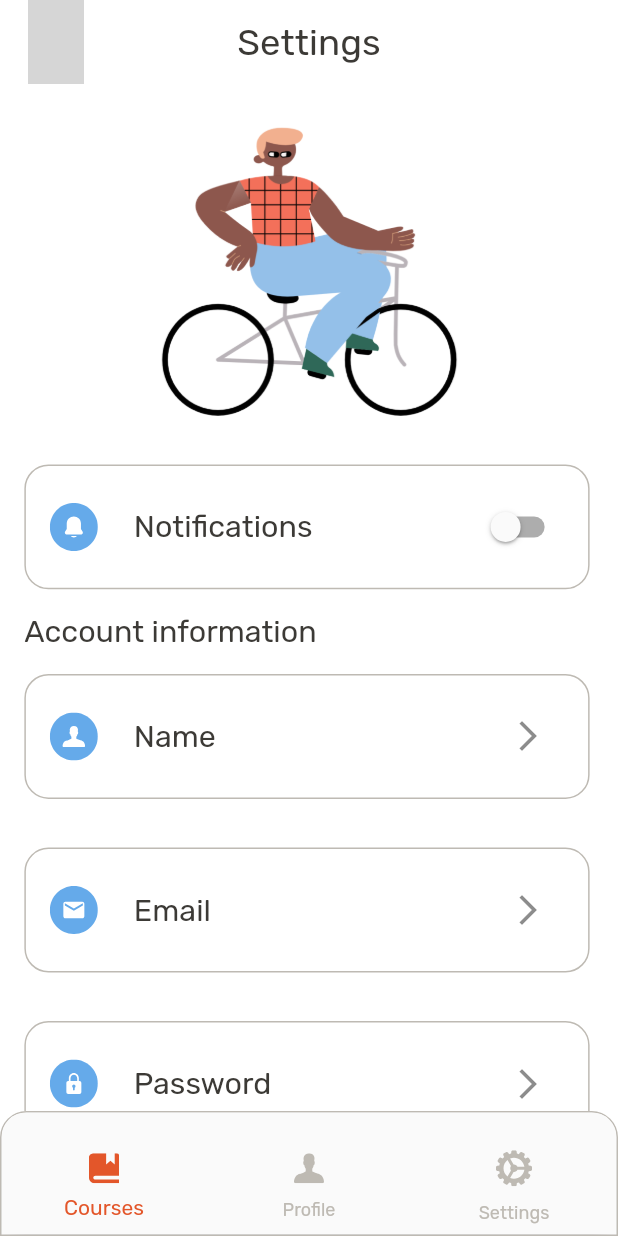
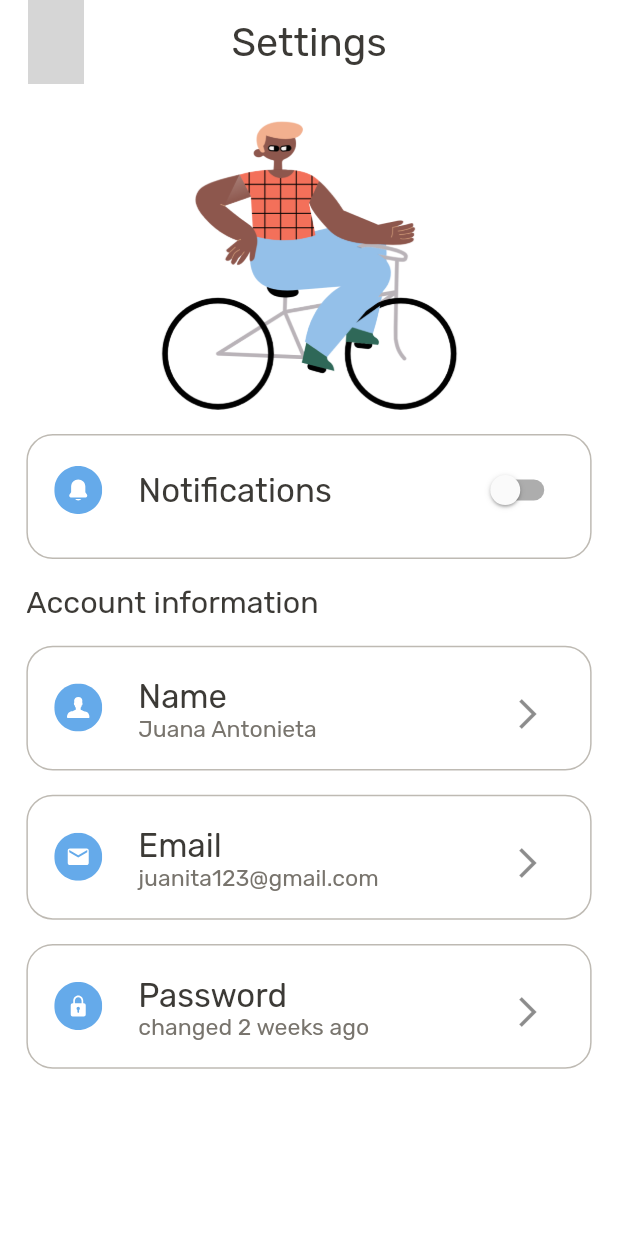
Before and after one commit to BahromjonPolat/Course-EdTech, a Flutter app: the SettingsPage screen opened directly, on a phone screen of 412 x 824 dp. Run offline on Flutter 3.47's test engine with Material 2 defaults, Android fonts, the phone set to English and light mode, and no system bars; our stand-ins replace cloud_firestore, firebase_auth, firebase_core, flutter_svg, fluttertoast, google_fonts and 1 more; accounts and stored records are empty; grey boxes are pictures that could not be loaded.

Commit message:
Sahifalar ulandi

```diff
--- a/lib/screens/home/profile/profile_page.dart
+++ b/lib/screens/home/profile/profile_page.dart
@@ -51,12 +51,11 @@ class ProfilePage extends StatelessWidget {
           )
         ],
       ),
-      bottomNavigationBar: const BottomNavBar(),
     );
   }
 
   // Bu Keyingi pagega o'tadigan button uchun Metod
-   buttonMethod(String word,context,{NextPage}) {
+   buttonMethod(String title,context,{NextPage}) {
     return InkWell(
       child: Container(
         margin: EdgeInsets.all(getUniqueHeight(16)),
@@ -67,7 +66,7 @@ class ProfilePage extends StatelessWidget {
             borderRadius: BorderRadius.circular(16),
             border: Border.all(color: ConstColor.kGreyBE)),
         child: Text(
-          word,
+          title,
           style: GoogleFonts.rubik(
               fontSize: getUniqueHeight(24),
               fontWeight: FontWeight.w500,
--- a/lib/screens/home/settings/settings_page.dart
+++ b/lib/screens/home/settings/settings_page.dart
@@ -9,6 +9,7 @@ class SettingsPage extends StatefulWidget {
 class _SettingsPageState extends State<SettingsPage> {
   String userEmail = "";
   bool switchvalue = false;
+
   @override
   Widget build(BuildContext context) {
     SizeConfig().init(context);
@@ -21,7 +22,7 @@ class _SettingsPageState extends State<SettingsPage> {
         title: Text(
           "Settings",
           style: GoogleFonts.rubik(
-              fontSize: getUniqueHeight(24),
+              fontSize: getUniqueWidth(24.0),
               fontWeight: FontWeight.w500,
               color: ConstColor.dark),
         ),
@@ -36,21 +37,26 @@ class _SettingsPageState extends State<SettingsPage> {
         child: Column(
           crossAxisAlignment: CrossAxisAlignment.start,
           children: [
-            Container(
-              height: getUniqueHeight(190),
-              width: getUniqueWidth(343),
-              margin: EdgeInsets.fromLTRB(
-                getUniqueWidth(16),
-                getUniqueHeight(28),
-                getUniqueWidth(16),
-                getUniqueHeight(16),
+            Padding(
+              padding: EdgeInsets.only(
+                left: getUniqueWidth(16.0),
+                bottom: getUniqueHeight(8.0),
+                top: getUniqueHeight(24.0),
+                right: getUniqueWidth(16.0),
               ),
-              child: Image.asset(ImagePath.setting),
+              child: Image.asset(
+                ImagePath.setting,
+                height: getUniqueHeight(190.0),
+                width: getUniqueWidth(343.0),
+              ),
             ),
             buttonMethod(
                 "Notifications", IconPath.circleNotification, true, ""),
             Padding(
-              padding: EdgeInsets.only(left: getUniqueHeight(16)),
+              padding: EdgeInsets.symmetric(
+                horizontal: getUniqueWidth(16.0),
+                vertical: getUniqueWidth(8.0),
+              ),
               child: Text(
                 "Account information",
                 style: GoogleFonts.rubik(
@@ -59,62 +65,73 @@ class _SettingsPageState extends State<SettingsPage> {
                     color: ConstColor.dark),
               ),
             ),
-            buttonMethod("Name", IconPath.circleAccount, false,
-                userEmail), // UserEmailni o'rniga  firebasedagi nameni ulash kerak
-            buttonMethod("Email", IconPath.circleMail, false,
-                userEmail), // UserEmailni o'rniga  firebasedagi emailni ulash kerak
+            buttonMethod(
+                "Name", IconPath.circleAccount, false, "Juana Antonieta"),
+            // UserEmailni o'rniga  firebasedagi nameni ulash kerak
+            buttonMethod(
+                "Email", IconPath.circleMail, false, "juanita123@gmail.com"),
+            // UserEmailni o'rniga  firebasedagi emailni ulash kerak
             buttonMethod("Password", IconPath.circlePassword, false,
-                userEmail), // UserEmailni o'rniga  firebasedagi password o'zgargan vaqtni ulash kerak
+                "changed 2 weeks ago"),
+            // UserEmailni o'rniga  firebasedagi password o'zgargan vaqtni ulash kerak
           ],
         ),
       ),
-      bottomNavigationBar: const BottomNavBar(),
     );
   }
 
 // Bu listtile buttonlari uchun Metod
-  buttonMethod(String text, var icon, bool switchmi, String subt,
-      [var NextPage]) { //NextPagega keyingi pageni ulash kerak
-    return Container(
-      margin: EdgeInsets.all(getUniqueHeight(16)),
-      alignment: Alignment.center,
-      height: getUniqueHeight(82),
-      width: getUniqueWidth(343),
-      decoration: BoxDecoration(
-          borderRadius: BorderRadius.circular(16),
-          border: Border.all(color: ConstColor.kGreyBE)),
+  buttonMethod(String title, String icon, bool isSwitch, String subtitle,
+      {Scaffold? nextPage}) {
+    //NextPagega keyingi pageni ulash kerak
+    return Padding(
+      padding: EdgeInsets.symmetric(
+        horizontal: getUniqueWidth(16.0),
+        vertical: getUniqueHeight(8.0),
+      ),
+      child: SizedBox(
+        height: getUniqueHeight(82.0),
         child: ListTile(
+          contentPadding: EdgeInsets.symmetric(
+            vertical: getUniqueHeight(8.16),
+            horizontal: getUniqueWidth(16.0),
+          ),
+          shape: RoundedRectangleBorder(
+              borderRadius: BorderRadius.circular(getUniqueWidth(16.0)),
+              side: const BorderSide(color: ConstColor.kGreyBE)),
           title: Text(
-          text,
+            title,
             style: GoogleFonts.rubik(
-              fontSize: getUniqueHeight(20),
+                fontSize: getUniqueWidth(20),
                 fontWeight: FontWeight.w500,
                 color: ConstColor.dark),
           ),
-        subtitle: subt != ""
+          subtitle: subtitle != ""
               ? Text(
-                subt,
+                  subtitle,
                   style: GoogleFonts.rubik(
-                    fontSize: getUniqueHeight(14),
+                    fontSize: getUniqueWidth(14),
                     fontWeight: FontWeight.w400,
-                    color: ConstColor.dark),
+                    color: ConstColor.darkGrey,
+                  ),
                 )
               : null,
           leading: SvgPicture.asset(icon),
-        trailing: switchmi
+          trailing: isSwitch
               ? switchMethod()
               : IconButton(
                   onPressed: () {},
-                icon: Icon(Icons.arrow_forward_ios),
+                  icon: const Icon(Icons.arrow_forward_ios),
                 ),
           onTap: () {
             Navigator.push(
               context,
               MaterialPageRoute(
-              builder: (context) => NextPage(),
+                builder: (context) => nextPage ?? const HomePage(),
               ),
             );
           },
+        ),
       ),
     );
   }
```
Also changed, not shown: lib/screens/course/home_page.dart (+81 -5 lines). Lines whose indentation alone changed are shown as unchanged.
